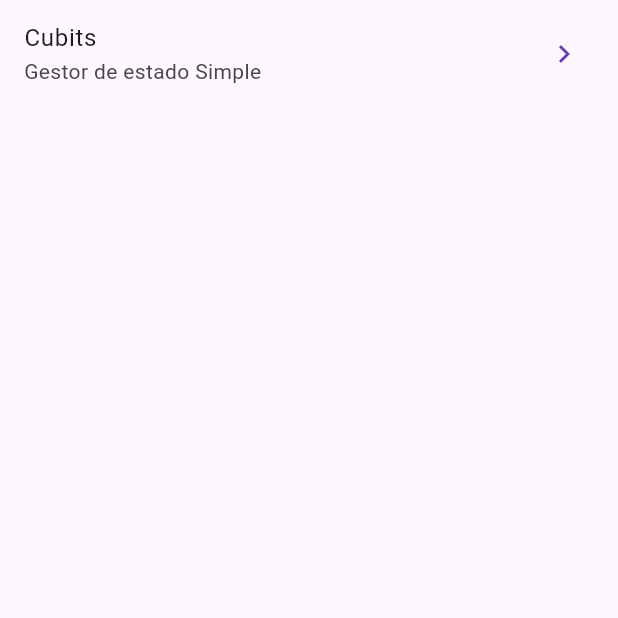
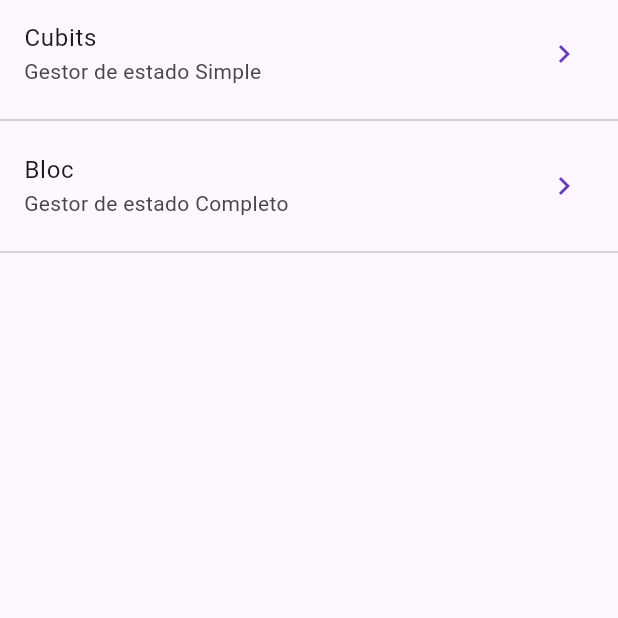
Before and after one commit to AndrexMed/BLoC--Business-Logic-Component----FlutterBloc-y-Cubits, a Flutter app: the screen it shows after launch, on a phone screen of 412 x 824 dp, the top half of it. Run offline on Flutter 3.47's test engine with Material 3 defaults, Android fonts, the phone set to English and light mode, and no system bars; our stand-ins replace equatable, flutter_bloc, go_router.

Commit message:
BLoC y Flutter BLoC + Simplificacion del Handler

```diff
--- a/lib/config/router/app_router.dart
+++ b/lib/config/router/app_router.dart
@@ -7,4 +7,7 @@ final appRouter = GoRouter(routes: [
   GoRoute(
       path: '/cubit_counter',
       builder: (context, state) => const CubitCounterScreen()),
+  GoRoute(
+      path: '/bloc_counter',
+      builder: (context, state) => const BlocCounterScreen()),
 ]);
--- a/lib/presentation/screens/bloc_counter_screen.dart
+++ b/lib/presentation/screens/bloc_counter_screen.dart
@@ -32,6 +32,7 @@ class BlocCounterScreen extends StatelessWidget {
             onPressed: () {},
             child: const Icon(Icons.remove),
           ),
+          const SizedBox(height: 10),
           FloatingActionButton(
               heroTag: '3', onPressed: () {}, child: const Icon(Icons.clear)),
         ],
--- a/lib/presentation/screens/home_screen.dart
+++ b/lib/presentation/screens/home_screen.dart
@@ -14,7 +14,15 @@ class HomeScreen extends StatelessWidget {
             subtitle: const Text('Gestor de estado Simple'),
             trailing: const Icon(Icons.chevron_right),
             onTap: () => context.push('/cubit_counter'),
-          )
+          ),
+          const Divider(),
+          ListTile(
+            title: const Text('Bloc'),
+            subtitle: const Text('Gestor de estado Completo'),
+            trailing: const Icon(Icons.chevron_right),
+            onTap: () => context.push('/bloc_counter'),
+          ),
+          const Divider(),
         ],
       ),
     );
```
Also changed, not shown: lib/presentation/blocs/counter-bloc/counter_bloc.dart (added, +25 -0 lines), lib/presentation/blocs/counter-bloc/counter_event.dart (added, +11 -0 lines), lib/presentation/blocs/counter-bloc/counter_state.dart (added, +17 -0 lines).
